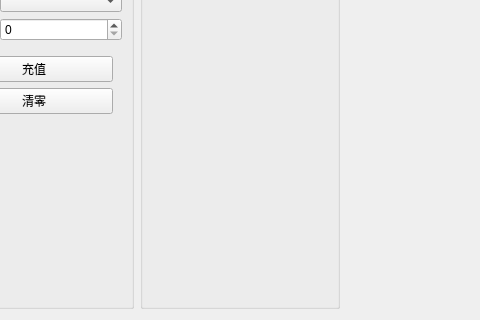
Before: the Qt Designer form ui/components/character_info/character_info.ui in evrins/dnf-gm-tool, drawn with Qt 5; both pictures show x 489 to 969 and y 405 to 725 of the 1275 by 725 pixel window.
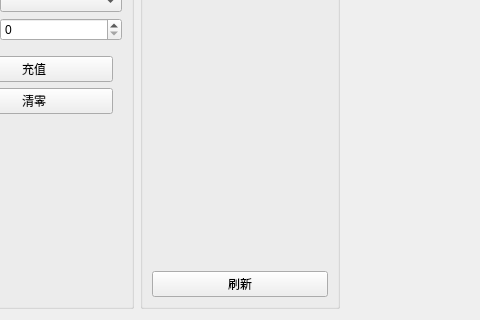
After: the same form once the commit is applied.

Commit message: feat: add refresh character info button

The edit to the form file:
```diff
--- a/ui/components/character_info/character_info.ui
+++ b/ui/components/character_info/character_info.ui
@@ -421,6 +421,13 @@
       <item>
        <widget class="QWidget" name="another_holder" native="true"/>
       </item>
+      <item>
+       <widget class="QPushButton" name="refresh_btn">
+        <property name="text">
+         <string>刷新</string>
+        </property>
+       </widget>
+      </item>
      </layout>
     </widget>
    </item>
@@ -579,7 +586,7 @@
      </layout>
     </widget>
    </item>
-   <item row="0" column="5">
+   <item row="0" column="5" rowspan="2">
     <widget class="QWidget" name="placeholder" native="true"/>
    </item>
   </layout>
```
Left out of the diff: 6 changed lines with no effect on the pictures. The commit also changes 2 other files.
